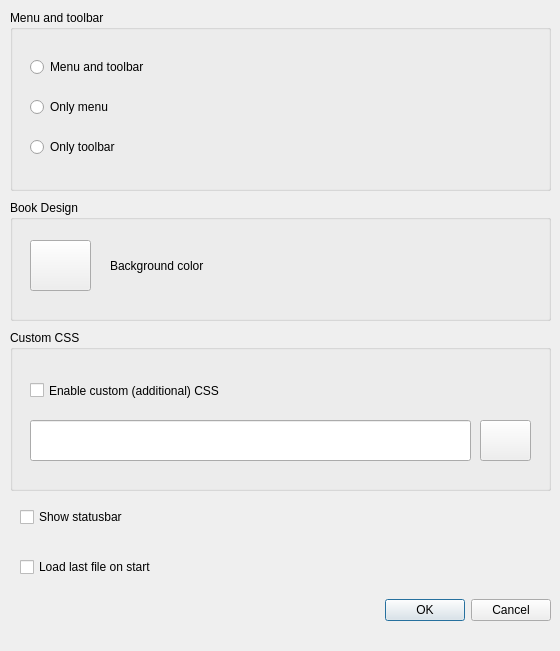
Above: src/qbrsettingsdialog.ui from moose-kazan/qbr before the change. Below: the same form after it.
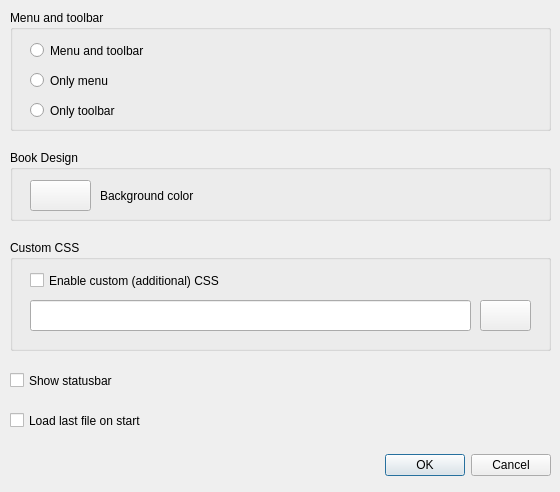
That is the form after the change. Icons and pictures are not drawn.

Commit message: More accurate settings UI

What changed in the file:
```diff
--- a/src/qbrsettingsdialog.ui
+++ b/src/qbrsettingsdialog.ui
@@ -7,7 +7,7 @@
     <x>0</x>
     <y>0</y>
     <width>560</width>
-    <height>651</height>
+    <height>492</height>
    </rect>
   </property>
   <property name="sizePolicy">
@@ -26,9 +26,9 @@
    <property name="geometry">
     <rect>
      <x>210</x>
-     <y>590</y>
+     <y>450</y>
      <width>341</width>
-     <height>41</height>
+     <height>31</height>
     </rect>
    </property>
    <property name="orientation">
@@ -44,7 +44,7 @@
      <x>10</x>
      <y>10</y>
      <width>541</width>
-     <height>181</height>
+     <height>121</height>
     </rect>
    </property>
    <property name="title">
@@ -54,9 +54,9 @@
     <property name="geometry">
      <rect>
       <x>20</x>
-      <y>40</y>
+      <y>30</y>
       <width>511</width>
-      <height>34</height>
+      <height>21</height>
      </rect>
     </property>
     <property name="text">
@@ -67,9 +67,9 @@
     <property name="geometry">
      <rect>
       <x>20</x>
-      <y>80</y>
+      <y>60</y>
       <width>511</width>
-      <height>34</height>
+      <height>21</height>
      </rect>
     </property>
     <property name="text">
@@ -80,9 +80,9 @@
     <property name="geometry">
      <rect>
       <x>20</x>
-      <y>120</y>
+      <y>90</y>
       <width>511</width>
-      <height>34</height>
+      <height>21</height>
      </rect>
     </property>
     <property name="text">
@@ -93,10 +93,10 @@
   <widget class="QCheckBox" name="statusBarEnable">
    <property name="geometry">
     <rect>
-     <x>20</x>
-     <y>500</y>
+     <x>10</x>
+     <y>370</y>
      <width>521</width>
-     <height>34</height>
+     <height>21</height>
     </rect>
    </property>
    <property name="text">
@@ -106,10 +106,10 @@
   <widget class="QCheckBox" name="enableLoadLast">
    <property name="geometry">
     <rect>
-     <x>20</x>
-     <y>550</y>
+     <x>10</x>
+     <y>410</y>
      <width>521</width>
-     <height>34</height>
+     <height>21</height>
     </rect>
    </property>
    <property name="text">
@@ -120,9 +120,9 @@
    <property name="geometry">
     <rect>
      <x>10</x>
-     <y>200</y>
+     <y>150</y>
      <width>541</width>
-     <height>121</height>
+     <height>71</height>
     </rect>
    </property>
    <property name="title">
@@ -132,9 +132,9 @@
     <property name="geometry">
      <rect>
       <x>20</x>
-      <y>40</y>
+      <y>30</y>
       <width>61</width>
-      <height>51</height>
+      <height>31</height>
      </rect>
     </property>
     <property name="text">
@@ -144,8 +144,8 @@
    <widget class="QLabel" name="bgColorLabel">
     <property name="geometry">
      <rect>
-      <x>100</x>
-      <y>50</y>
+      <x>90</x>
+      <y>30</y>
       <width>421</width>
       <height>31</height>
      </rect>
@@ -159,9 +159,9 @@
    <property name="geometry">
     <rect>
      <x>10</x>
-     <y>330</y>
+     <y>240</y>
      <width>541</width>
-     <height>161</height>
+     <height>111</height>
     </rect>
    </property>
    <property name="title">
@@ -171,9 +171,9 @@
     <property name="geometry">
      <rect>
       <x>20</x>
-      <y>40</y>
+      <y>30</y>
       <width>511</width>
-      <height>41</height>
+      <height>21</height>
      </rect>
     </property>
     <property name="text">
@@ -184,9 +184,9 @@
     <property name="geometry">
      <rect>
       <x>470</x>
-      <y>90</y>
+      <y>60</y>
       <width>51</width>
-      <height>41</height>
+      <height>31</height>
      </rect>
     </property>
     <property name="text">
@@ -201,9 +201,9 @@
     <property name="geometry">
      <rect>
       <x>20</x>
-      <y>90</y>
+      <y>60</y>
       <width>441</width>
-      <height>41</height>
+      <height>31</height>
      </rect>
     </property>
     <property name="clearButtonEnabled">
```
